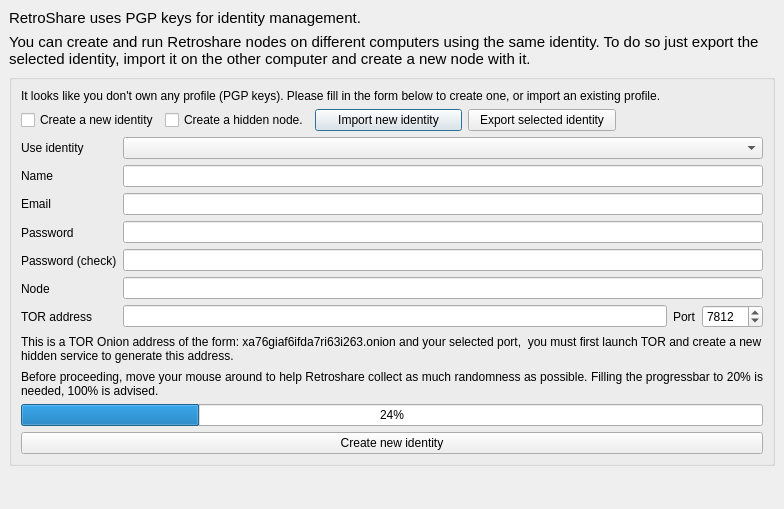
Above: retroshare-gui/src/gui/GenCertDialog.ui from RetroShare/RetroShare before the change. Below: the same form after it.
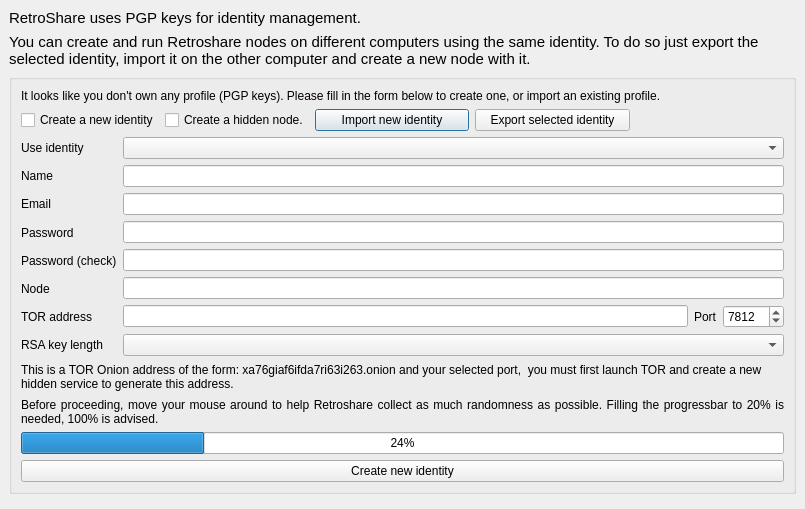
That is the form after the change. Icons and pictures are not drawn. Custom widgets are drawn as their Qt base class.

What changed in the file:
```diff
--- a/retroshare-gui/src/gui/GenCertDialog.ui
+++ b/retroshare-gui/src/gui/GenCertDialog.ui
@@ -6,7 +6,7 @@
    <rect>
     <x>0</x>
     <y>0</y>
-    <width>784</width>
+    <width>805</width>
     <height>509</height>
    </rect>
   </property>
@@ -247,6 +247,13 @@
                </property>
               </widget>
              </item>
+             <item>
+              <widget class="QLabel" name="keylength_label">
+               <property name="text">
+                <string>RSA key length</string>
+               </property>
+              </widget>
+             </item>
             </layout>
            </item>
            <item>
@@ -353,6 +360,9 @@
                </item>
               </layout>
              </item>
+             <item>
+              <widget class="QComboBox" name="keylength_comboBox"/>
+             </item>
             </layout>
            </item>
           </layout>
```
Left out of the diff: 45 changed lines with no effect on the pictures.
